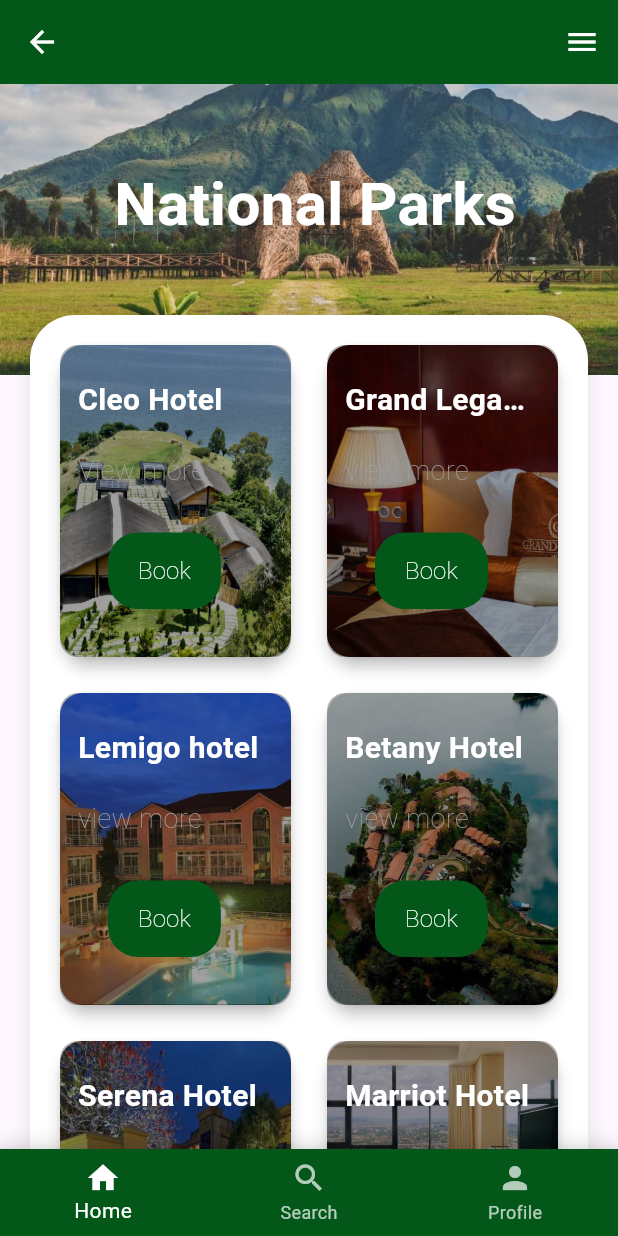
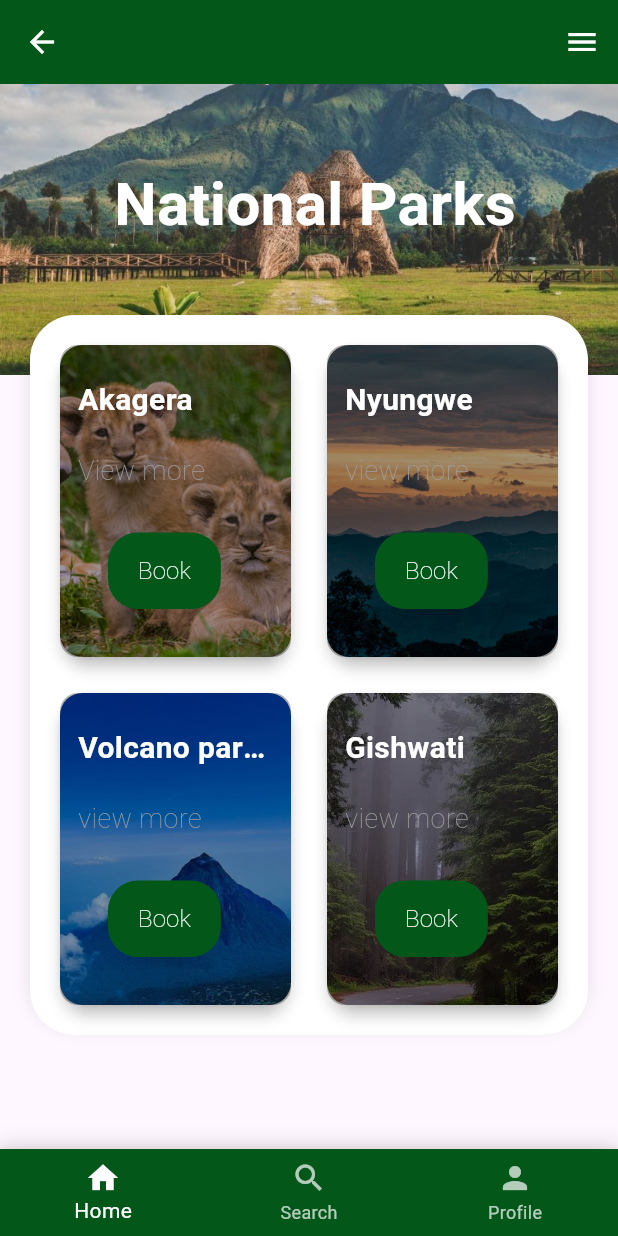
Before and after one commit to Ialbertine/Go2Rwanda_FlutterApp, a Flutter app: the Nationalparks screen opened directly, on a phone screen of 412 x 824 dp. Run offline on Flutter 3.47's test engine with Material 3 defaults, Android fonts, the phone set to English and light mode, and no system bars.

Commit message:
adding volcanol national parks

```diff
--- a/front_end/lib/pages/nationalparks.dart
+++ b/front_end/lib/pages/nationalparks.dart
@@ -28,41 +28,41 @@ class _AccommodationState extends State<Nationalparks> {
 
   final List<AccommodationItem> accommodations = [
     AccommodationItem(
-      title: "Cleo Hotel",
-      image: "assets/cleo.jpg",
+      title: "Akagera",
+      image: "assets/akageranational.jpg",
       bookBtn: "Book",
       rating: "View more",
     ),
     AccommodationItem(
-      title: "Grand Legacy hotel",
-      image: "assets/grandlegacy.jpg",
+      title: "Nyungwe",
+      image: "assets/nyungwe national park.jpg",
       bookBtn: "Book",
       rating: "view more",
     ),
     AccommodationItem(
-      title: "Lemigo hotel",
-      image: "assets/lemigohotel.webp",
+      title: "Volcano parks",
+      image: "assets/volcanonational park.jpg",
       bookBtn: "Book",
       rating: "view more",
     ),
     AccommodationItem(
-      title: "Betany Hotel",
-      image: "assets/Betanyhotel.jpg",
+      title: "Gishwati",
+      image: "assets/gishwati.jpg",
       bookBtn: "Book",
       rating: "view more",
     ),
-    AccommodationItem(
-      title: "Serena Hotel",
-      image: "assets/kigaliserena.jpg",
-      bookBtn: "Book",
-      rating: "view more",
-    ),
-    AccommodationItem(
-      title: "Marriot Hotel",
-      image: "assets/Marriot.jpg",
-      bookBtn: "Book",
-      rating: "view more",
-    ),
+    // AccommodationItem(
+    //   title: "Serena Hotel",
+    //   image: "assets/kigaliserena.jpg",
+    //   bookBtn: "Book",
+    //   rating: "view more",
+    // ),
+    // AccommodationItem(
+    //   title: "Marriot Hotel",
+    //   image: "assets/Marriot.jpg",
+    //   bookBtn: "Book",
+    //   rating: "view more",
+    // ),
   ];
 
   void _onItemTapped(int index) {
```
